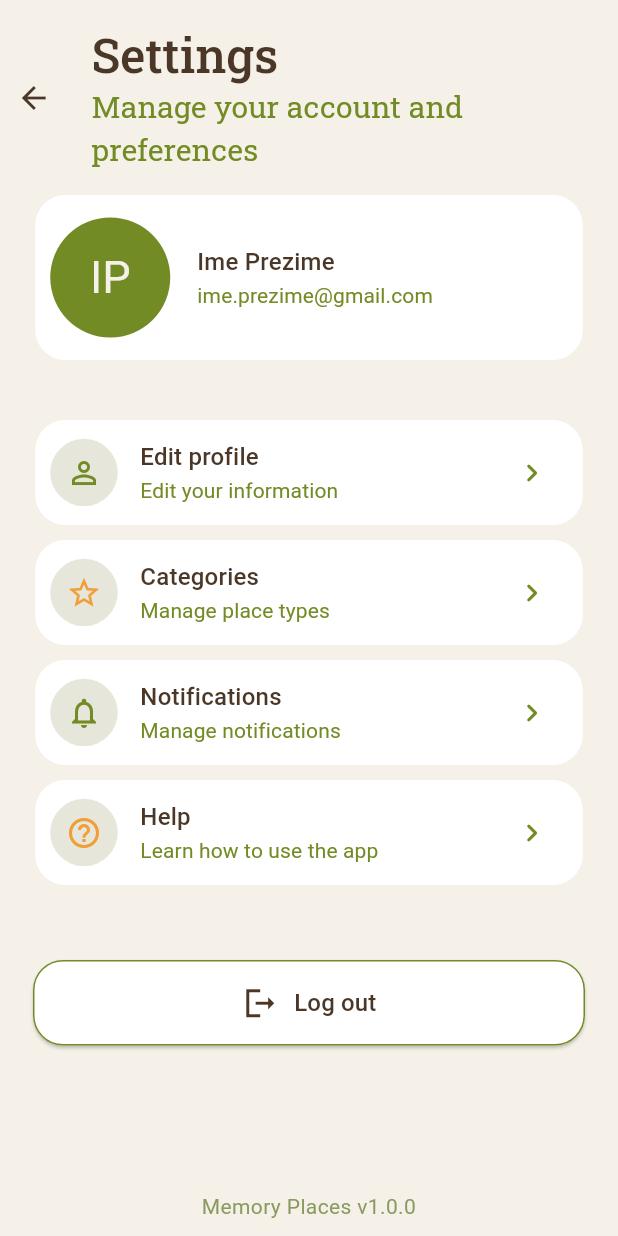
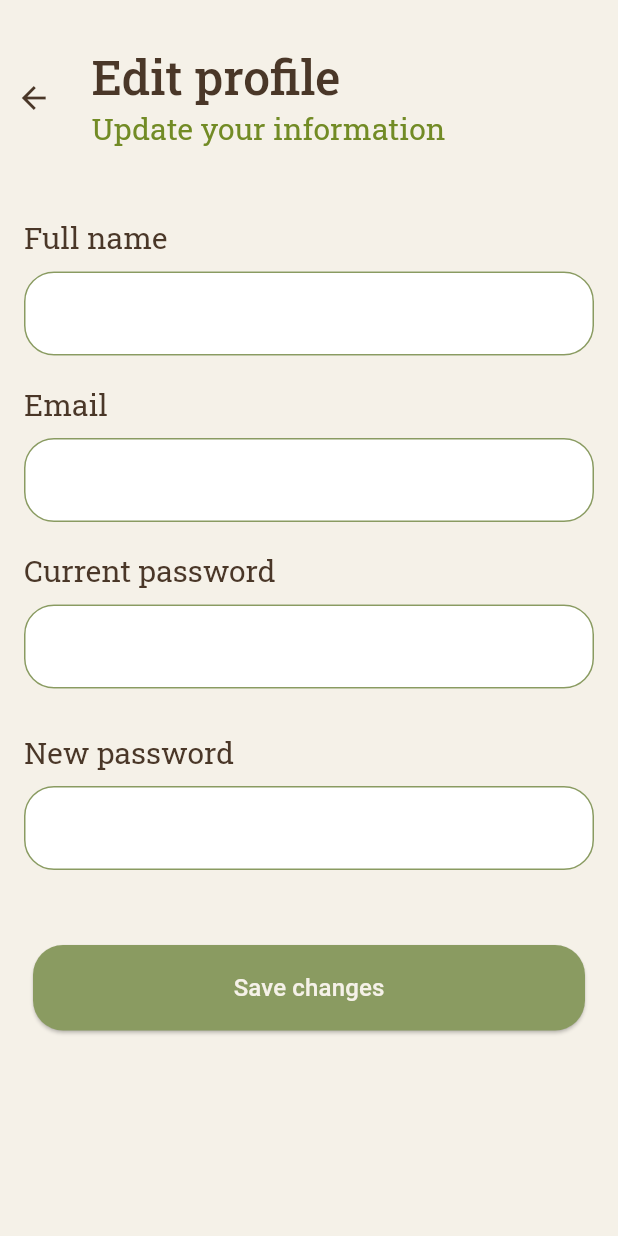
Before and after one commit to cicekl/memory_places_app, a Flutter app: the screen it shows once a user with an empty profile is signed in, item 4 of the bottom bar chosen, after a tap on the "keyboard arrow right" icon, on a phone screen of 412 x 824 dp. Run offline on Flutter 3.47's test engine with Material 3 defaults, Android fonts, the phone set to English and light mode, and no system bars; our stand-ins replace firebase_auth, firebase_core, flutter_spinkit; accounts and stored records are empty; network calls fail.

Commit message:
feat: implement edit profile screen and start help screen

```diff
--- /dev/null
+++ b/lib/screens/edit_profile.dart
@@ -0,0 +1,63 @@
+import 'package:flutter/material.dart';
+import 'package:memory_places_app/widgets/input_field.dart';
+import 'package:memory_places_app/widgets/primary_button.dart';
+
+class EditProfileScreen extends StatefulWidget{
+
+const EditProfileScreen ({super.key});
+
+@override
+  State<EditProfileScreen> createState() {
+    return _EditProfileScreenState();
+  }
+
+
+}
+
+class _EditProfileScreenState extends State<EditProfileScreen> {
+
+
+  @override
+  Widget build(BuildContext context) {
+    return Scaffold(
+      appBar: AppBar(
+      toolbarHeight: 130,
+      leadingWidth: 45,
+      title: Column(
+          crossAxisAlignment: CrossAxisAlignment.start,
+          children: [
+            Text('Edit profile',
+            style: Theme.of(context).textTheme.titleLarge!.copyWith(
+              fontSize: 32,
+              fontFamily: 'RobotoSlab',
+              fontWeight: FontWeight.w500,),
+              ),
+            Text('Update your information',
+            maxLines: 2,
+            style: Theme.of(context).textTheme.titleSmall!.copyWith(
+              fontFamily: 'RobotoSlab',
+              fontSize: 20,
+              fontWeight: FontWeight.w400,
+              color: Color(0xFF728B25),),),
+          ],
+        )
+      ),
+      body: Padding(
+        padding: const EdgeInsets.all(16),
+        child: Column(
+          children: [
+            InputField(inputText: 'Full name'),
+            const SizedBox(height: 20,),
+            InputField(inputText: 'Email'),
+            const SizedBox(height: 20,),
+            InputField(inputText: 'Current password'),
+            const SizedBox(height: 30,),
+            InputField(inputText: 'New password'),
+            const SizedBox(height: 50,),
+            PrimaryButton(btnText: 'Save changes', onPress: (){}),
+          ],
+        ),
+      ),
+    );
+  }
+}
--- a/lib/screens/settings.dart
+++ b/lib/screens/settings.dart
@@ -1,5 +1,9 @@
 import 'package:flutter/material.dart';
+import 'package:memory_places_app/screens/edit_profile.dart';
+import 'package:memory_places_app/screens/help.dart';
 import 'package:memory_places_app/screens/login.dart';
+import 'package:memory_places_app/screens/manage_categories.dart';
+import 'package:memory_places_app/screens/notifications.dart';
 import 'package:memory_places_app/services/auth_service.dart';
 import 'package:memory_places_app/widgets/settings_option.dart';
 
@@ -10,8 +14,44 @@ class SettingsScreen extends StatelessWidget{
 final _authService = AuthService();
 
 
+
 @override
   Widget build(BuildContext context) {
+
+
+    void _openEditProfile() {
+      Navigator.of(context).push(
+      MaterialPageRoute(
+        builder: (context) => const EditProfileScreen(),
+      ),
+    );
+    }
+
+    void _openManageCategories() {
+      Navigator.of(context).push(
+      MaterialPageRoute(
+        builder: (context) => const ManageCategoriesScreen(),
+      ),
+    );
+    }
+
+    void _openNotifications() {
+      Navigator.of(context).push(
+      MaterialPageRoute(
+        builder: (context) => const NotificationsScreen(),
+      ),
+    );
+    }
+
+    void _openHelp() {
+      Navigator.of(context).push(
+      MaterialPageRoute(
+        builder: (context) => const HelpScreen(),
+      ),
+    );
+    }
+
+
     return Scaffold(
       appBar: AppBar(
       toolbarHeight: 130,
@@ -82,22 +122,26 @@ final _authService = AuthService();
           SettingsOption(option: 'Edit profile',
           description: 'Edit your information',
           icon: Icons.person_outline,
-          color: Color(0xFF728B25),),
+          color: Color(0xFF728B25),
+          onPress:  _openEditProfile,),
           const SizedBox(height: 10,),
           SettingsOption(option: 'Categories',
           description: 'Manage place types',
           icon: Icons.star_outline_outlined,
-          color: Color(0xFFF19E39),),
+          color: Color(0xFFF19E39),
+          onPress: _openManageCategories,),
           const SizedBox(height: 10,),
           SettingsOption(option: 'Notifications',
           description: 'Manage notifications',
           icon: Icons.notifications_outlined,
-          color: Color(0xFF728B25),),
+          color: Color(0xFF728B25),
+          onPress: _openNotifications,),
           const SizedBox(height: 10,),
           SettingsOption(option: 'Help',
           description: 'Learn how to use the app',
           icon: Icons.help_outline,
-          color: Color(0xFFF19E39),),
+          color: Color(0xFFF19E39),
+          onPress: _openHelp,),
           const SizedBox(height: 50,),
           SizedBox(
           width: 368,
--- /dev/null
+++ b/lib/widgets/input_field.dart
@@ -0,0 +1,60 @@
+import 'package:flutter/material.dart';
+
+class InputField extends StatelessWidget{
+
+  InputField ({super.key, required this.inputText, this.hint});
+
+  String? hint;
+  String inputText;
+
+
+
+  @override
+  Widget build(BuildContext context) {
+    return Column(
+      crossAxisAlignment: CrossAxisAlignment.start,
+      children: [
+        Text(inputText,
+                style: Theme.of(context).textTheme.titleLarge!.copyWith(
+              fontFamily: 'RobotoSlab',
+              fontSize: 20,),
+              ),
+        SizedBox(height: 10),
+        TextFormField(
+                      decoration:  InputDecoration(
+                        filled: true,
+                        fillColor: Colors.white,
+                        hintText: hint,
+                        hintStyle: TextStyle(
+                          color: Color(0xFF728B25),
+                        ),
+                        labelStyle: TextStyle(
+                          color: Color(0xFF4A3728),
+                          ),
+                          enabledBorder: OutlineInputBorder(
+                          borderRadius: BorderRadius.circular(20),
+                          borderSide: BorderSide(
+                            color: Color(0xFF8A9B61)),
+                        ),
+
+                        focusedBorder: OutlineInputBorder(
+                          borderRadius: BorderRadius.circular(20),
+                          borderSide: BorderSide(color: Color(0xFF8A9B61), width: 2),
+                        ),
+                      ),
+                      keyboardType: TextInputType.emailAddress,
+                      autocorrect: false,
+                      textCapitalization: TextCapitalization.none,
+                      validator: (value) {
+                        if(value == null || value.trim().isEmpty) {
+                          return 'This field is required.';
+                        }
+                        return null;
+                      },
+                      onSaved: (newValue) {
+                      },
+                    ),
+      ],
+    );
+  }
+}
--- a/lib/widgets/settings_option.dart
+++ b/lib/widgets/settings_option.dart
@@ -6,12 +6,14 @@ const SettingsOption ({super.key,
 required this.option,
 required this.description,
 required this.icon,
-required this.color});
+required this.color,
+required this.onPress});
 
 final String option;
 final String description;
 final IconData icon;
 final Color color;
+final void Function() onPress;
 
 @override
   Widget build(BuildContext context) {
@@ -53,7 +55,7 @@ final Color color;
                     ),
                     const Spacer(),
                      IconButton(
-                      onPressed: () {},
+                      onPressed: onPress,
                       icon: Icon(Icons.keyboard_arrow_right_rounded,
                       color: Color(0xFF728B25),),)
                   ],
```
Also changed, not shown: lib/screens/help.dart (added, +72 -0 lines), lib/screens/manage_categories.dart (added, +12 -0 lines), lib/screens/notifications.dart (added, +13 -0 lines), lib/widgets/guide_card.dart (added).
